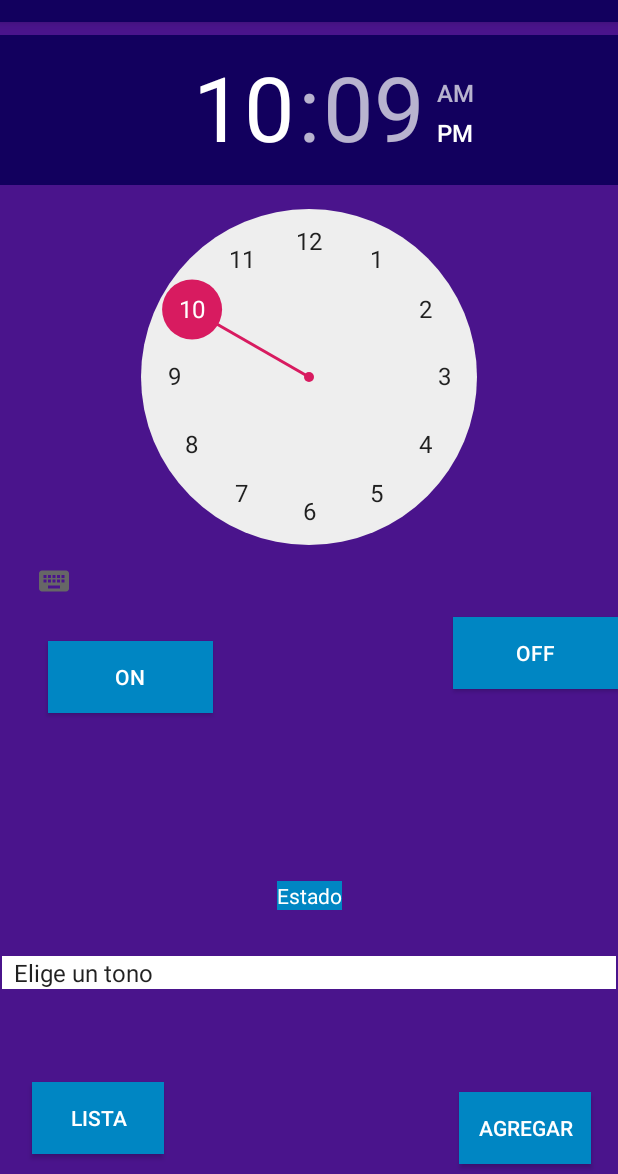
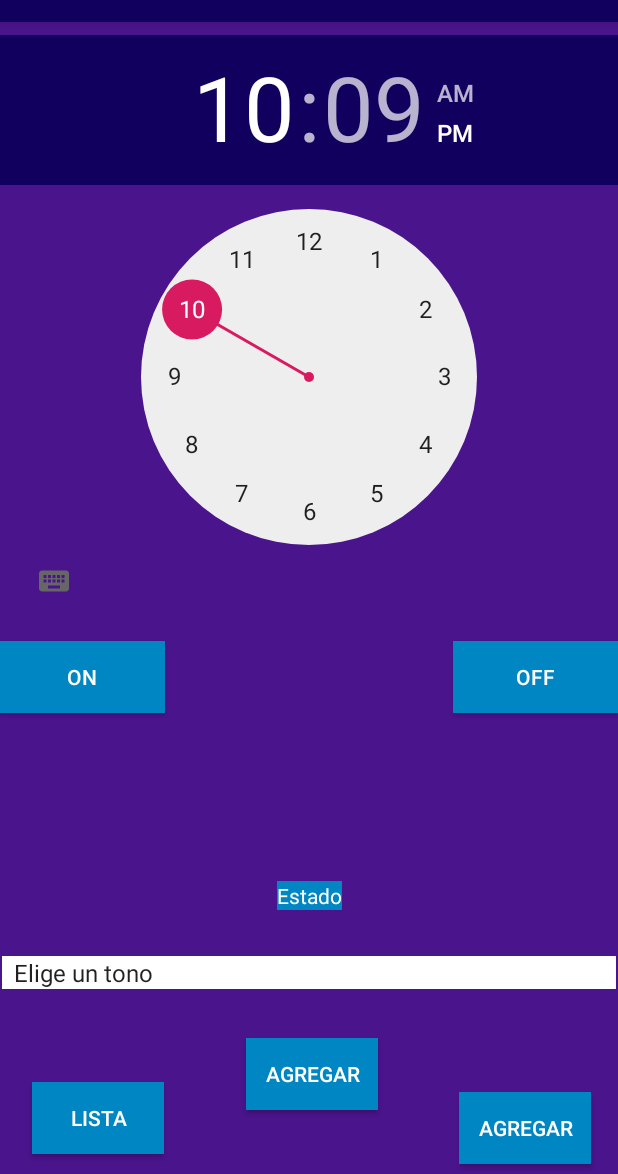
Before and after one commit to issanPH/prueba, an Android app: the screen it shows after launch (MainActivity), on a phone screen of 412 x 824 dp, the part 62-1236 px from its top. Run offline under Robolectric (Android 15) with nearby library versions, the light colour scheme and no system bars.

Commit message:
hecho creo :v

```diff
--- a/app/src/main/AndroidManifest.xml
+++ b/app/src/main/AndroidManifest.xml
@@ -9,7 +9,7 @@
         android:roundIcon="@mipmap/ic_launcher_round"
         android:supportsRtl="true"
         android:theme="@style/AppTheme">
-        <activity android:name=".AlarmsActivity"></activity>
+        <activity android:name=".AlarmsActivity" />
         <activity
             android:name=".MainActivity"
             android:label="@string/app_name"
@@ -25,7 +25,7 @@
 
         <service
             android:name=".RingtonePlayingService"
-            android:enabled="true"></service>
+            android:enabled="true" />
     </application>
 
 </manifest>
--- a/app/src/main/java/com/example/despertador/AlarmsActivity.java
+++ b/app/src/main/java/com/example/despertador/AlarmsActivity.java
@@ -103,8 +103,11 @@ public class AlarmsActivity extends AppCompatActivity {
     private void abrirActivity() {
         Intent intento = new Intent(AlarmsActivity.this, MainActivity.class);
 
+        intento.putExtra("relog",relogList.get(codPosicion));
+
         startActivityForResult(intento, 100);
     }
+
 
     private void actualizarLista() {
         adapter.clear();
--- a/app/src/main/java/com/example/despertador/MainActivity.java
+++ b/app/src/main/java/com/example/despertador/MainActivity.java
@@ -176,6 +176,26 @@ public class MainActivity extends AppCompatActivity implements AdapterView.OnIte
             }
         });
 
+        Button btnActualizar = findViewById(R.id.btnActualizar);
+
+        btnActualizar.setOnClickListener(new View.OnClickListener() {
+            @RequiresApi(api = Build.VERSION_CODES.M)
+            @Override
+            public void onClick(View v) {
+                Relog re =(Relog) getIntent().getSerializableExtra("relog");
+
+                re.setHora(alarm_tp.getHour());
+                re.setMinutos(alarm_tp.getMinute());
+                re.setAMPM(getAMPMValue);
+
+                if(relogDAL.actualizar(re)) {
+                    Toast.makeText(getApplicationContext(), "Actualizado!", Toast.LENGTH_LONG).show();
+                } else {
+                    Toast.makeText(getApplicationContext(), "NO Actualizado!", Toast.LENGTH_LONG).show();
+                }
+
+            }
+        });
 
 
 
--- a/app/src/main/res/layout/content_main.xml
+++ b/app/src/main/res/layout/content_main.xml
@@ -27,8 +27,6 @@
         android:id="@+id/inicio_alarma"
         android:layout_width="110dp"
         android:layout_height="wrap_content"
-        android:layout_marginStart="32dp"
-        android:layout_marginLeft="32dp"
         android:layout_marginTop="16dp"
         android:background="#0086c3"
         android:text="@string/inicio2_alarma"
@@ -42,6 +40,7 @@
         android:id="@+id/fin_alarma"
         android:layout_width="110dp"
         android:layout_height="wrap_content"
+        android:layout_marginTop="16dp"
         android:background="#0086c3"
         android:text="@string/fin_alarma"
         android:textColor="#ffffff"
@@ -115,4 +114,16 @@
         app:layout_constraintTop_toBottomOf="@+id/estado_alarma"
         app:layout_constraintVertical_bias="0.13" />
 
+    <Button
+        android:id="@+id/btnActualizar"
+        android:layout_width="wrap_content"
+        android:layout_height="wrap_content"
+        android:layout_marginTop="85dp"
+        android:text="@string/editar_alarma"
+        android:background="#0086c3"
+        android:textColor="#ffffff"
+        app:layout_constraintEnd_toStartOf="@+id/btnAgregar"
+        app:layout_constraintStart_toEndOf="@+id/btnLista"
+        app:layout_constraintTop_toBottomOf="@+id/estado_alarma" />
+
 </androidx.constraintlayout.widget.ConstraintLayout>
--- a/app/src/main/res/values/strings.xml
+++ b/app/src/main/res/values/strings.xml
@@ -2,6 +2,7 @@
     <string name="app_name">Despertador</string>
     <string name="action_settings">Settings</string>
     <string name='inicio_alarma'> Agregar </string>
+    <string name='editar_alarma'> Agregar </string>
     <string name='inicio2_alarma'> ON </string>
     <string name='fin_alarma'> OFF </string>
     <string name='alarma'> lista</string>
```
